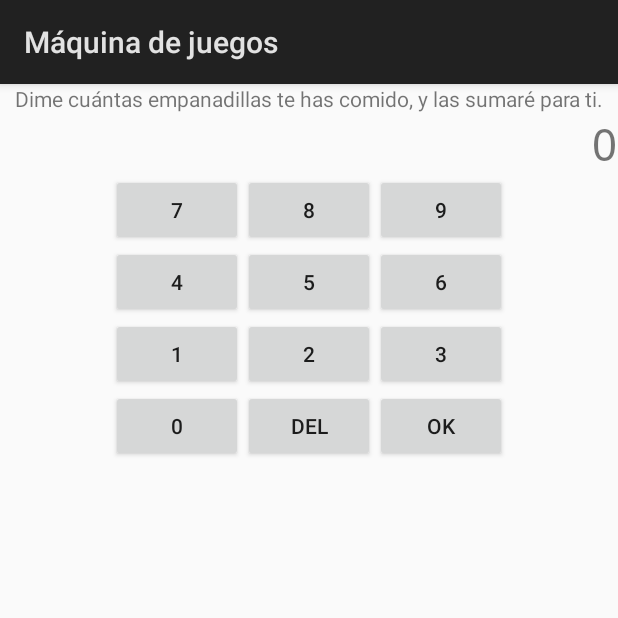
After one commit to JuanAntonioRomero/introduccion-a-android, an Android app: the AdderGameActivity screen opened directly, with no data from a screen before it, on a phone screen of 412 x 824 dp, the top half of it. The commit adds this screen. Run offline under Robolectric (Android 15) with nearby library versions, the phone set to English and light mode, and no system bars.

Commit message:
Workshop - Step 2: Adder game

```diff
--- a/app/src/main/AndroidManifest.xml
+++ b/app/src/main/AndroidManifest.xml
@@ -15,6 +15,7 @@
                 <category android:name="android.intent.category.LAUNCHER" />
             </intent-filter>
         </activity>
+        <activity android:name=".AdderGameActivity"/>
     </application>
 
 </manifest>
--- /dev/null
+++ b/app/src/main/java/com/example/everis/android/introduccionaandroid/AdderGameActivity.java
@@ -0,0 +1,132 @@
+package com.example.everis.android.introduccionaandroid;
+
+import android.app.Activity;
+import android.os.Bundle;
+import android.text.TextUtils;
+import android.view.View;
+import android.widget.TextView;
+
+import java.util.ArrayList;
+import java.util.List;
+
+public class AdderGameActivity extends Activity {
+
+    private static final String ZERO = "0";
+    private static final int MAX_COUNT = 100;
+
+    protected TextView mPromptTextView;
+    private TextView mInputTextView;
+
+    private List<Integer> mNumberButtonIds;
+    private int mTotal;
+
+    @Override
+    protected void onCreate(Bundle savedInstanceState) {
+        super.onCreate(savedInstanceState);
+        setContentView(R.layout.activity_calculator);
+
+        mPromptTextView = findViewById(R.id.prompt);
+        mInputTextView = findViewById(R.id.input);
+        mInputTextView.setText(ZERO);
+
+        initializeButtons();
+        initialize();
+    }
+
+    private void initializeButtons() {
+        List<View> buttons = new ArrayList<>();
+        buttons.add(findViewById(R.id.button_number0));
+        buttons.add(findViewById(R.id.button_number1));
+        buttons.add(findViewById(R.id.button_number2));
+        buttons.add(findViewById(R.id.button_number3));
+        buttons.add(findViewById(R.id.button_number4));
+        buttons.add(findViewById(R.id.button_number5));
+        buttons.add(findViewById(R.id.button_number6));
+        buttons.add(findViewById(R.id.button_number7));
+        buttons.add(findViewById(R.id.button_number8));
+        buttons.add(findViewById(R.id.button_number9));
+        buttons.add(findViewById(R.id.button_backspace));
+        buttons.add(findViewById(R.id.button_enter));
+
+        View.OnClickListener buttonClickListener = new View.OnClickListener() {
+            @Override
+            public void onClick(View view) {
+                if (canProcessInput()) {
+                    int id = view.getId();
+
+                    if (view.getId() == R.id.button_enter) {
+                        updatePrompt();
+                        mInputTextView.setText(ZERO);
+                    } else if (view.getId() == R.id.button_backspace) {
+                        String currentInput = mInputTextView.getText().toString();
+                        if (!TextUtils.isEmpty(currentInput)) {
+                            currentInput = currentInput.substring(0, currentInput.length() - 1);
+                        }
+                        if (TextUtils.isEmpty(currentInput)) {
+                            currentInput = ZERO;
+                        }
+                        mInputTextView.setText(currentInput);
+                    } else if (view.getId() == R.id.button_number0) {
+                        String currentInput = mInputTextView.getText().toString();
+                        if (!TextUtils.equals(currentInput, ZERO)) {
+                            mInputTextView.setText(currentInput + ZERO);
+                        }
+                    } else {
+                        String currentInput = mInputTextView.getText().toString();
+                        if (TextUtils.equals(currentInput, ZERO)) {
+                            currentInput = "";
+                        }
+                        mInputTextView.setText(currentInput + getNumberButtonCharacter(id));
+                    }
+                }
+            }
+        };
+
+        for (View button : buttons) {
+            button.setOnClickListener(buttonClickListener);
+        }
+    }
+
+    private String getNumberButtonCharacter(int id) {
+        if (mNumberButtonIds == null) {
+            mNumberButtonIds = new ArrayList<>();
+            mNumberButtonIds.add(R.id.button_number0);
+            mNumberButtonIds.add(R.id.button_number1);
+            mNumberButtonIds.add(R.id.button_number2);
+            mNumberButtonIds.add(R.id.button_number3);
+            mNumberButtonIds.add(R.id.button_number4);
+            mNumberButtonIds.add(R.id.button_number5);
+            mNumberButtonIds.add(R.id.button_number6);
+            mNumberButtonIds.add(R.id.button_number7);
+            mNumberButtonIds.add(R.id.button_number8);
+            mNumberButtonIds.add(R.id.button_number9);
+        }
+        return "" + mNumberButtonIds.indexOf(id);
+    }
+
+    protected String getInput() {
+        return mInputTextView.getText().toString();
+    }
+
+    protected void initialize() {
+        mPromptTextView.setText(R.string.adder_prompt);
+
+        mTotal = 0;
+    }
+
+    protected boolean canProcessInput() {
+        return true;
+    }
+
+    protected void updatePrompt() {
+        try {
+            mTotal += Integer.parseInt(getInput());
+            String text = String.format(getString(R.string.adder_result), "" + mTotal);
+            if (mTotal > MAX_COUNT) {
+                text += " " + getString(R.string.adder_excess);
+            }
+            mPromptTextView.setText(text);
+        } catch (Exception ignored) {
+        }
+    }
+}
--- a/app/src/main/java/com/example/everis/android/introduccionaandroid/MainActivity.java
+++ b/app/src/main/java/com/example/everis/android/introduccionaandroid/MainActivity.java
@@ -1,7 +1,10 @@
 package com.example.everis.android.introduccionaandroid;
 
 import android.app.Activity;
+import android.content.Intent;
 import android.os.Bundle;
+import android.view.View;
+import android.widget.Button;
 
 public class MainActivity extends Activity {
 
@@ -9,5 +12,14 @@ public class MainActivity extends Activity {
     protected void onCreate(Bundle savedInstanceState) {
         super.onCreate(savedInstanceState);
         setContentView(R.layout.activity_main);
+
+        Button adderGameButton = findViewById(R.id.button_game_adder);
+        adderGameButton.setOnClickListener(new View.OnClickListener() {
+            @Override
+            public void onClick(View view) {
+                Intent intent = new Intent(MainActivity.this, AdderGameActivity.class);
+                startActivity(intent);
+            }
+        });
     }
 }
--- /dev/null
+++ b/app/src/main/res/layout/activity_calculator.xml
@@ -0,0 +1,125 @@
+<?xml version="1.0" encoding="utf-8"?>
+<LinearLayout xmlns:android="http://schemas.android.com/apk/res/android"
+              android:layout_width="match_parent"
+              android:layout_height="match_parent"
+              android:orientation="vertical">
+
+    <TextView
+        android:id="@+id/prompt"
+        android:layout_width="match_parent"
+        android:layout_height="wrap_content"
+        android:gravity="center"/>
+
+    <TextView
+        android:id="@+id/input"
+        android:layout_width="match_parent"
+        android:layout_height="wrap_content"
+        android:fontFamily="monospace"
+        android:maxLines="1"
+        android:textAlignment="textEnd"
+        android:textSize="30sp"/>
+
+    <LinearLayout
+        android:layout_width="wrap_content"
+        android:layout_height="wrap_content"
+        android:layout_gravity="center"
+        android:orientation="horizontal">
+
+        <Button
+            android:id="@+id/button_number7"
+            android:layout_width="wrap_content"
+            android:layout_height="wrap_content"
+            android:text="@string/calculator_number7"/>
+
+        <Button
+            android:id="@+id/button_number8"
+            android:layout_width="wrap_content"
+            android:layout_height="wrap_content"
+            android:text="@string/calculator_number8"/>
+
+        <Button
+            android:id="@+id/button_number9"
+            android:layout_width="wrap_content"
+            android:layout_height="wrap_content"
+            android:text="@string/calculator_number9"/>
+
+    </LinearLayout>
+
+    <LinearLayout
+        android:layout_width="wrap_content"
+        android:layout_height="wrap_content"
+        android:layout_gravity="center"
+        android:orientation="horizontal">
+
+        <Button
+            android:id="@+id/button_number4"
+            android:layout_width="wrap_content"
+            android:layout_height="wrap_content"
+            android:text="@string/calculator_number4"/>
+
+        <Button
+            android:id="@+id/button_number5"
+            android:layout_width="wrap_content"
+            android:layout_height="wrap_content"
+            android:text="@string/calculator_number5"/>
+
+        <Button
+            android:id="@+id/button_number6"
+            android:layout_width="wrap_content"
+            android:layout_height="wrap_content"
+            android:text="@string/calculator_number6"/>
+
+    </LinearLayout>
+
+    <LinearLayout
+        android:layout_width="wrap_content"
+        android:layout_height="wrap_content"
+        android:layout_gravity="center"
+        android:orientation="horizontal">
+
+        <Button
+            android:id="@+id/button_number1"
+            android:layout_width="wrap_content"
+            android:layout_height="wrap_content"
+            android:text="@string/calculator_number1"/>
+
+        <Button
+            android:id="@+id/button_number2"
+            android:layout_width="wrap_content"
+            android:layout_height="wrap_content"
+            android:text="@string/calculator_number2"/>
+
+        <Button
+            android:id="@+id/button_number3"
+            android:layout_width="wrap_content"
+            android:layout_height="wrap_content"
+            android:text="@string/calculator_number3"/>
+
+    </LinearLayout>
+
+    <LinearLayout
+        android:layout_width="wrap_content"
+        android:layout_height="wrap_content"
+        android:layout_gravity="center"
+        android:orientation="horizontal">
+
+        <Button
+            android:id="@+id/button_number0"
+            android:layout_width="wrap_content"
+            android:layout_height="wrap_content"
+            android:text="@string/calculator_number0"/>
+
+        <Button
+            android:id="@+id/button_backspace"
+            android:layout_width="wrap_content"
+            android:layout_height="wrap_content"
+            android:text="@string/calculator_backspace"/>
+
+        <Button
+            android:id="@+id/button_enter"
+            android:layout_width="wrap_content"
+            android:layout_height="wrap_content"
+            android:text="@string/calculator_enter"/>
+
+    </LinearLayout>
+</LinearLayout>
--- a/app/src/main/res/values/strings.xml
+++ b/app/src/main/res/values/strings.xml
@@ -5,4 +5,21 @@
     <string name="gameTitle_adventure">Aventura en miniatura</string>
     <string name="gameTitle_memory">El cocinero</string>
     <string name="gameTitle_snap">Jimmy el rápido</string>
+
+    <string name="calculator_number0">0</string>
+    <string name="calculator_number1">1</string>
+    <string name="calculator_number2">2</string>
+    <string name="calculator_number3">3</string>
+    <string name="calculator_number4">4</string>
+    <string name="calculator_number5">5</string>
+    <string name="calculator_number6">6</string>
+    <string name="calculator_number7">7</string>
+    <string name="calculator_number8">8</string>
+    <string name="calculator_number9">9</string>
+    <string name="calculator_backspace">Del</string>
+    <string name="calculator_enter">OK</string>
+
+    <string name="adder_prompt">Dime cuántas empanadillas te has comido, y las sumaré para ti.</string>
+    <string name="adder_result">Hasta ahora llevas comidas %s empanadillas.</string>
+    <string name="adder_excess">Igual deberías parar ya, ¿no?</string>
 </resources>
```
